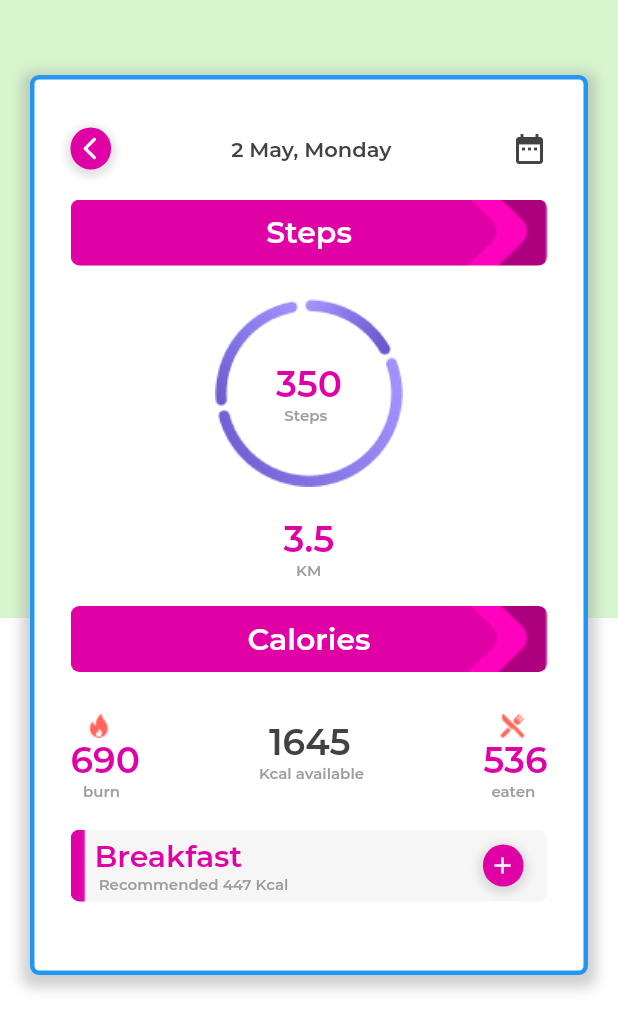
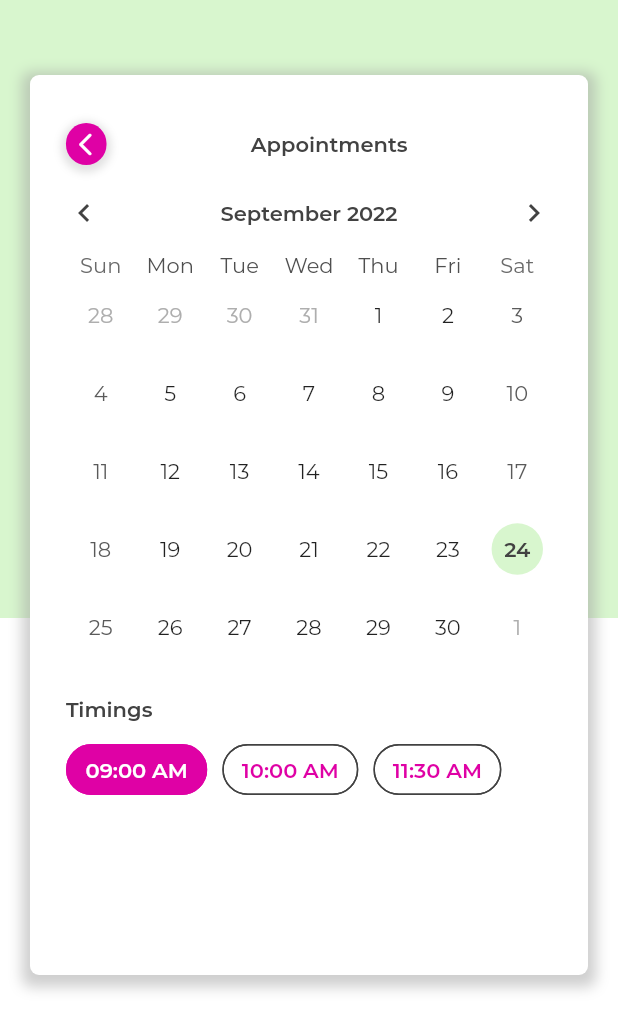
Before and after one commit to asheersaeed720/healthy_sizes, a Flutter app: the screen it shows after launch, on a phone screen of 412 x 824 dp. Shown: the top 1028 px of the screen. Run offline on Flutter 3.47's test engine with Material 2 defaults, Android fonts, the phone set to English and light mode, and no system bars; drawn by our look-alikes of table_calendar; our stand-ins replace cached_network_image, connectivity_plus, dropdown_search, flutter_form_builder, fluttertoast, get and 2 more; missing offline and left inert: async_button_builder, onboarding_intro_screen; statements that could not run were skipped.

Commit message:
appointment UI added

```diff
--- a/lib/main.dart
+++ b/lib/main.dart
@@ -3,8 +3,8 @@ import 'package:flutter/services.dart';
 import 'package:get/get.dart';
 import 'package:get/get_navigation/src/root/get_material_app.dart';
 import 'package:get_storage/get_storage.dart';
+import 'package:healthy_sizes/src/appointment/appointment_screen.dart';
 import 'package:healthy_sizes/src/initial_binding.dart';
-import 'package:healthy_sizes/src/step_count/step_count_screen.dart';
 import 'package:healthy_sizes/utils/app_theme.dart';
 import 'package:healthy_sizes/utils/routes.dart';
 
@@ -34,7 +34,7 @@ class MyApp extends StatelessWidget {
         theme: lightThemeData,
         initialBinding: InitialBinding(),
         // initialRoute: InitialScreen.routeName,
-        home: const StepCountScreen(),
+        home: const AppointmentScreen(),
         getPages: routes,
       );
 }
--- /dev/null
+++ b/lib/src/appointment/appointment_screen.dart
@@ -0,0 +1,203 @@
+import 'package:flutter/material.dart';
+import 'package:flutter/src/widgets/container.dart';
+import 'package:flutter/src/widgets/framework.dart';
+import 'package:get/get.dart';
+import 'package:healthy_sizes/utils/constants.dart';
+import 'package:healthy_sizes/widgets/arrow_widget.dart';
+import 'package:healthy_sizes/widgets/custom_async_btn.dart';
+import 'package:healthy_sizes/widgets/screen_bg_widget.dart';
+import 'package:table_calendar/table_calendar.dart';
+
+class AppointmentScreen extends StatefulWidget {
+  static const String routeName = '/appointment';
+
+  const AppointmentScreen({super.key});
+
+  @override
+  State<AppointmentScreen> createState() => _AppointmentScreenState();
+}
+
+class _AppointmentScreenState extends State<AppointmentScreen> {
+  final kToday = DateTime.now();
+
+  CalendarFormat _calendarFormat = CalendarFormat.month;
+  DateTime _focusedDay = DateTime.now();
+  DateTime? _selectedDay;
+
+  String? _value = '09:00 AM';
+
+  List<String> timingList = ['09:00 AM', '10:00 AM', '11:30 AM'];
+  // List<String> afterNoonTimingList = ['10:00 AM', '09:00 AM', '11:30 AM'];
+  // List<String> eveningTimingList = ['10:00 AM', '11:30 AM', '09:00 AM'];
+
+  @override
+  Widget build(BuildContext context) {
+    return Scaffold(
+      body: SingleChildScrollView(
+        child: Stack(
+          children: [
+            const SizedBox(
+              height: 700,
+              child: ScreenBgWidget(isHideHeading: true),
+            ),
+            Positioned(
+              top: 50.0,
+              left: 20.0,
+              right: 20.0,
+              child: Container(
+                height: 600,
+                padding: const EdgeInsets.symmetric(horizontal: 24.0, vertical: 32.0),
+                decoration: BoxDecoration(
+                  color: Colors.white,
+                  borderRadius: BorderRadius.circular(kBorderRadius),
+                  boxShadow: [
+                    BoxShadow(
+                      color: Colors.grey.withOpacity(0.5),
+                      spreadRadius: 5,
+                      blurRadius: 7,
+                      offset: const Offset(0, 3),
+                    ),
+                  ],
+                ),
+                child: Column(
+                  crossAxisAlignment: CrossAxisAlignment.start,
+                  children: [
+                    _buildTitleViewWithBackArrow(),
+                    const SizedBox(height: 20.0),
+                    _buildDateSelectCalenderView(),
+                    const SizedBox(height: 20.0),
+                    Text('Timings', style: kBodyStyle),
+                    const SizedBox(height: 8.0),
+                    _buildTimingChipView(),
+                    const SizedBox(height: 20.0),
+                    CustomAsyncBtn(
+                      btnTxt: 'Book Now',
+                      onPress: () {},
+                    ),
+                  ],
+                ),
+              ),
+            ),
+          ],
+        ),
+      ),
+    );
+  }
+
+  Widget _buildTitleViewWithBackArrow() {
+    return Row(
+      children: [
+        arrowWidget(
+          onTap: () {
+            Get.back();
+          },
+        ),
+        const Spacer(),
+        Text('Appointments', style: kBodyStyle),
+        const Spacer(),
+        const Text(''),
+      ],
+    );
+  }
+
+  Widget _buildDateSelectCalenderView() {
+    final kFirstDay = DateTime(kToday.year, kToday.month - 3, kToday.day);
+    final kLastDay = DateTime(kToday.year, kToday.month + 3, kToday.day);
+    return TableCalendar(
+      firstDay: kFirstDay,
+      lastDay: kLastDay,
+      focusedDay: _focusedDay,
+      calendarFormat: _calendarFormat,
+      headerStyle: HeaderStyle(
+        headerPadding: const EdgeInsets.only(bottom: 14.0),
+        titleCentered: true,
+        formatButtonVisible: false,
+        titleTextStyle: kBodyStyle,
+        leftChevronMargin: EdgeInsets.zero,
+        rightChevronMargin: EdgeInsets.zero,
+        leftChevronPadding: EdgeInsets.zero,
+        rightChevronPadding: EdgeInsets.zero,
+      ),
+      calendarStyle: CalendarStyle(
+        selectedDecoration: const BoxDecoration(
+          color: kPrimaryColor,
+          shape: BoxShape.circle,
+        ),
+        todayDecoration: const BoxDecoration(
+          color: kSecondaryColor,
+          shape: BoxShape.circle,
+        ),
+        todayTextStyle: kBodyStyle,
+      ),
+      selectedDayPredicate: (day) {
+        // Use `selectedDayPredicate` to determine which day is currently selected.
+        // If this returns true, then `day` will be marked as selected.
+
+        // Using `isSameDay` is recommended to disregard
+        // the time-part of compared DateTime objects.
+        return isSameDay(_selectedDay, day);
+      },
+      onDaySelected: (selectedDay, focusedDay) {
+        if (!isSameDay(_selectedDay, selectedDay)) {
+          // Call `setState()` when updating the selected day
+          setState(() {
+            _selectedDay = selectedDay;
+            _focusedDay = focusedDay;
+          });
+        }
+      },
+      onFormatChanged: (format) {
+        if (_calendarFormat != format) {
+          // Call `setState()` when updating calendar format
+          setState(() {
+            _calendarFormat = format;
+          });
+        }
+      },
+      onPageChanged: (focusedDay) {
+        // No need to call `setState()` here
+        _focusedDay = focusedDay;
+      },
+    );
+  }
+
+  Widget _buildTimingChipView() {
+    return Wrap(spacing: 10.0, children: [
+      ...timingList
+          .map(
+            (e) => ChoiceChip(
+              selectedColor: kPrimaryColor,
+              backgroundColor: Colors.white,
+              side: BorderSide(color: _value == e ? kPrimaryColor : Colors.grey.shade800),
+              label: Text(
+                e,
+                style: kBodyStyle.copyWith(color: _value != e ? kPrimaryColor : Colors.white),
+              ),
+              selected: _value == e,
+              onSelected: (bool selected) {
+                setState(() {
+                  // _value = selected ? e : null;
+                  _value = e;
+                });
+              },
+            ),
+          )
+          .toList(),
+    ]
+        // List<Widget>.generate(
+        //   3,
+        //   (int index) {
+        //     return ChoiceChip(
+        //       label: Text('Item $index'),
+        //       selected: _value == index,
+        //       onSelected: (bool selected) {
+        //         setState(() {
+        //           _value = selected ? index : null;
+        //         });
+        //       },
+        //     );
+        //   },
+        // ).toList(),
+        );
+  }
+}
--- a/lib/src/menu/menu_screen.dart
+++ b/lib/src/menu/menu_screen.dart
@@ -3,6 +3,7 @@ import 'package:flutter/material.dart';
 import 'package:flutter/src/widgets/container.dart';
 import 'package:flutter/src/widgets/framework.dart';
 import 'package:get/get.dart';
+import 'package:healthy_sizes/src/appointment/appointment_screen.dart';
 import 'package:healthy_sizes/src/auth/views/login_screen.dart';
 import 'package:healthy_sizes/src/diet/diet_plan_screen.dart';
 import 'package:healthy_sizes/src/exercise/exercise_screen.dart';
@@ -78,7 +79,6 @@ class MenuScreen extends StatelessWidget {
                     },
                     child: const Text('Exercise'),
                   ),
-
                   const Divider(
                     thickness: 2.0,
                     height: 30.0,
@@ -89,7 +89,6 @@ class MenuScreen extends StatelessWidget {
                     },
                     child: const Text('Fitness Plan'),
                   ),
-
                   const Divider(
                     thickness: 2.0,
                     height: 30.0,
@@ -124,8 +123,12 @@ class MenuScreen extends StatelessWidget {
                     thickness: 2.0,
                     height: 30.0,
                   ),
-                  const Text('Appointments'),
-                  // const Divider(thickness: 2.0),
+                  InkWell(
+                    onTap: () {
+                      Get.toNamed(AppointmentScreen.routeName);
+                    },
+                    child: const Text('Appointments'),
+                  ),
                   const Spacer(),
                   ListTile(
                     onTap: () {
--- a/lib/utils/routes.dart
+++ b/lib/utils/routes.dart
@@ -1,4 +1,5 @@
 import 'package:get/get.dart';
+import 'package:healthy_sizes/src/appointment/appointment_screen.dart';
 import 'package:healthy_sizes/src/auth/views/forgot_password_screen.dart';
 import 'package:healthy_sizes/src/auth/views/login_screen.dart';
 import 'package:healthy_sizes/src/auth/views/signup_screen.dart';
@@ -61,4 +62,8 @@ final List<GetPage<dynamic>> routes = [
     name: StepCountScreen.routeName,
     page: () => StepCountScreen(),
   ),
+  GetPage(
+    name: AppointmentScreen.routeName,
+    page: () => AppointmentScreen(),
+  ),
 ];
--- a/pubspec.yaml
+++ b/pubspec.yaml
@@ -35,6 +35,7 @@ dependencies:
   intl: ^0.17.0
   get_storage: ^2.0.3
   fluttertoast: ^8.0.9
+  table_calendar: ^3.0.7
   dropdown_search: ^5.0.2
   intl_phone_field: ^3.1.0
   connectivity_plus: ^2.3.7
```
Also changed, not shown: pubspec.lock.
